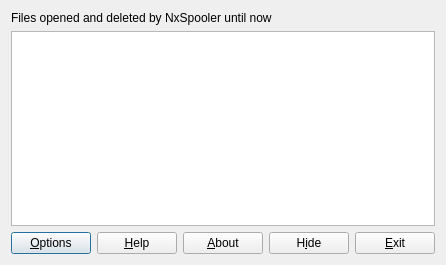
Old version of the form trunk/nxspooler.ui in the repository BackupTheBerlios/nxspooler-svn.
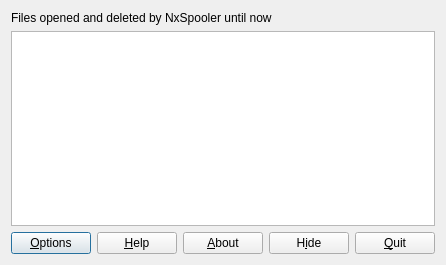
New version of the form. Icons and pictures are not drawn.

What changed in the file:
```diff
--- a/trunk/nxspooler.ui
+++ b/trunk/nxspooler.ui
@@ -126,7 +126,7 @@
         <string>Exit from NxSpooler.</string>
        </property>
        <property name="text">
-        <string>&amp;Exit</string>
+        <string>&amp;Quit</string>
        </property>
       </widget>
      </item>
```
Left out of the diff: 18 changed lines with no effect on the pictures.
